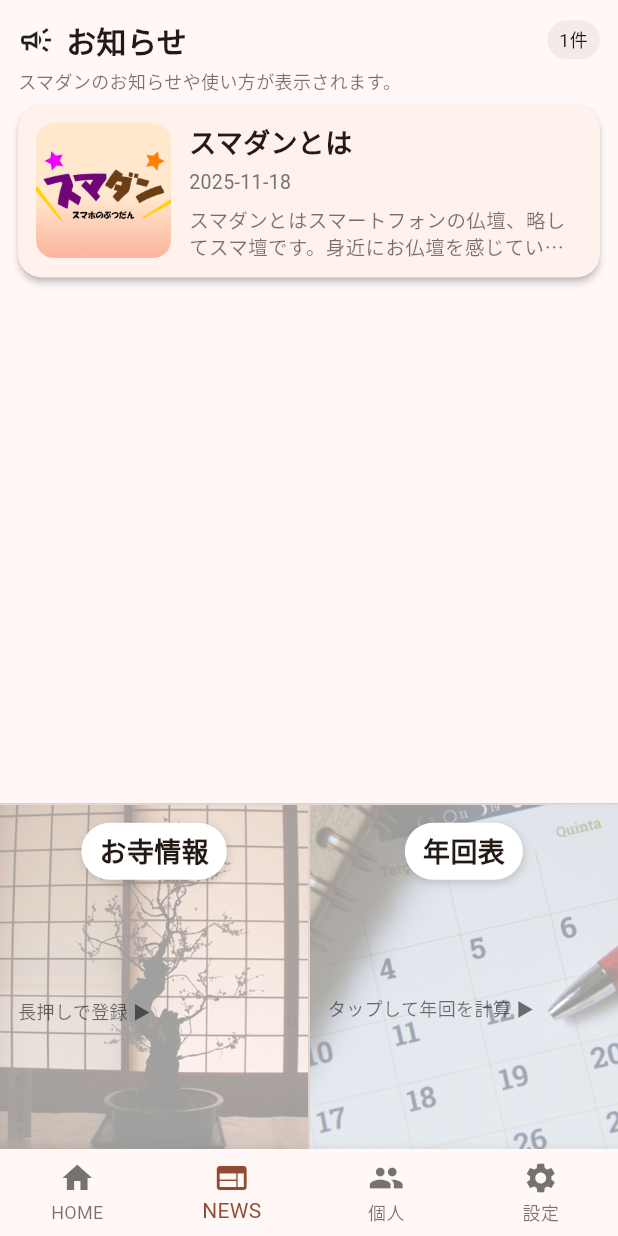
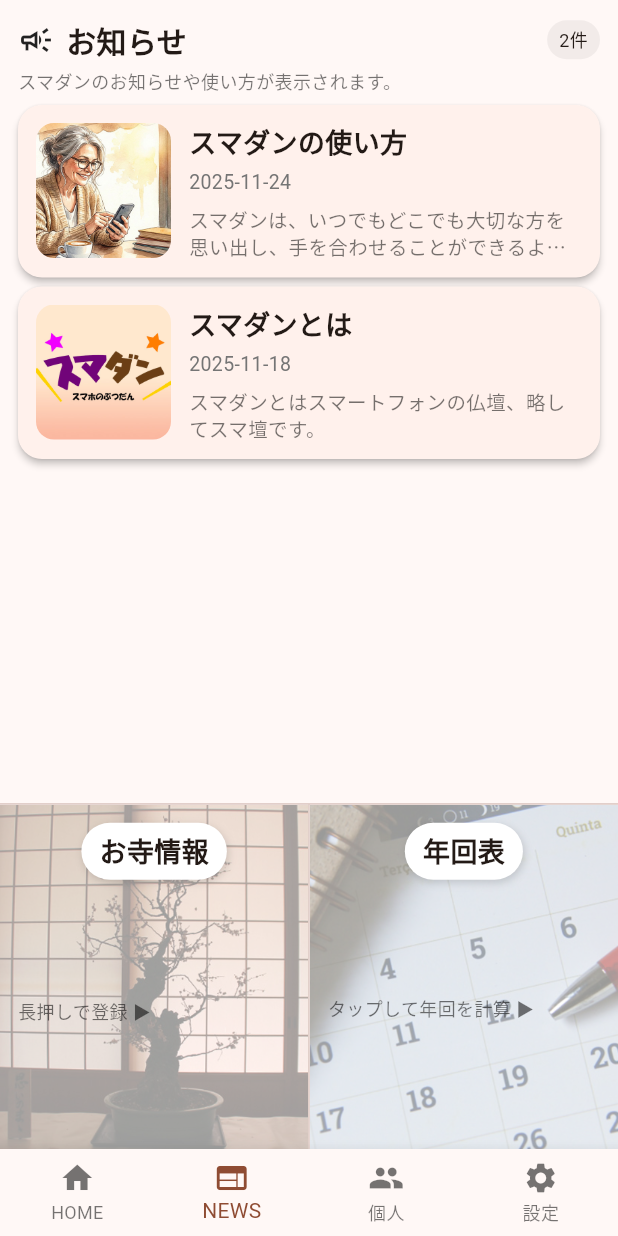
Before and after one commit to giun0721-byte/smadan02, a Flutter app: the screen it shows after launch, item 2 of the bottom bar chosen, on a phone screen of 412 x 824 dp. Run offline on Flutter 3.47's test engine with Material 3 defaults, Android fonts, the light colour scheme and no system bars; our stand-ins replace csv, image_picker, shared_preferences, video_player; project files that could hold a hidden picture were left out.

```diff
--- a/assets/news/news.json
+++ b/assets/news/news.json
@@ -3,6 +3,12 @@
     "title": "スマダンとは",
     "date": "2025-11-18",
     "thumbnail": "smadan_birth.jpg",
-    "body": "スマダンとはスマートフォンの仏壇、略してスマ壇です。身近にお仏壇を感じていただき、少し気楽に供養をできるように開発しました。通常の仏壇ではできなかった事をデジタルによってできる事を創造していきたい。"
+    "body": "スマダンとはスマートフォンの仏壇、略してスマ壇です。\n通常の仏壇では販売されていないためできなかった形を手軽に、デジタル上でちょっとした供養の形を創造していきたいと思い、スマホ用の仏壇を開発しました。"
+  },
+  {
+    "title": "スマダンの使い方",
+    "date": "2025-11-24",
+    "thumbnail": "smadan_usage.jpg",
+  "body": "スマダンは、いつでもどこでも大切な方を思い出し、手を合わせることができるように設計されたデジタル仏壇です。ここでは、日常の中でスマダンをより心地よく活用するためのヒントをご紹介します。\n\n【1. 毎日の「ひと呼吸」の時間に】\n朝の身支度の前や、夜の就寝前など、「一日の節目」に軽く開いて手を合わせるだけでも、心が整うと多くの方が実感されています。\n\n【2. 写真や位牌を整えると気持ちも整う】\nホーム画面に配置される遺影や位牌は、編集ボタンから自由に調整できます。背景や仏壇のデザインも変更でき、自分らしい祈りの空間が作れます。\n\n【3. 菩提寺の登録が便利】\n菩提寺の情報を登録しておくと、スマホからワンタップで電話・メールが可能になります。Google マップ連携で経路の確認もスムーズです。\n\n【4. 年回表で法事の予定を確認】\nご命年（西暦）を入力すると、今後の年回が一覧表示されます。準備や家族との相談に便利で、一覧をコピーして共有することもできます。\n\n【5. 家族との共有】\n家族それぞれの端末で個別設定が可能です。今後はデータ引き渡し機能や共有機能も搭載予定です。\n\n【6. 大切な日を忘れないために】\n「命日のお知らせ」「年回の自動通知」など、生活に寄り添う機能の追加を予定しています。\n\n【7. 心に寄り添うアプリを目指して】\n忙しい毎日の中で立ち止まり、大切な方と向き合う時間をつくるお手伝いができれば幸いです。"
   }
 ]
--- a/docs/assets/assets/news/news.json
+++ b/docs/assets/assets/news/news.json
@@ -3,6 +3,12 @@
     "title": "スマダンとは",
     "date": "2025-11-18",
     "thumbnail": "smadan_birth.jpg",
-    "body": "スマダンとはスマートフォンの仏壇、略してスマ壇です。身近にお仏壇を感じていただき、少し気楽に供養をできるように開発しました。通常の仏壇ではできなかった事をデジタルによってできる事を創造していきたい。"
+    "body": "スマダンとはスマートフォンの仏壇、略してスマ壇です。\n通常の仏壇では販売されていないためできなかった形を手軽に、デジタル上でちょっとした供養の形を創造していきたいと思い、スマホ用の仏壇を開発しました。"
+  },
+  {
+    "title": "スマダンの使い方",
+    "date": "2025-11-24",
+    "thumbnail": "smadan_usage.jpg",
+  "body": "スマダンは、いつでもどこでも大切な方を思い出し、手を合わせることができるように設計されたデジタル仏壇です。ここでは、日常の中でスマダンをより心地よく活用するためのヒントをご紹介します。\n\n【1. 毎日の「ひと呼吸」の時間に】\n朝の身支度の前や、夜の就寝前など、「一日の節目」に軽く開いて手を合わせるだけでも、心が整うと多くの方が実感されています。\n\n【2. 写真や位牌を整えると気持ちも整う】\nホーム画面に配置される遺影や位牌は、編集ボタンから自由に調整できます。背景や仏壇のデザインも変更でき、自分らしい祈りの空間が作れます。\n\n【3. 菩提寺の登録が便利】\n菩提寺の情報を登録しておくと、スマホからワンタップで電話・メールが可能になります。Google マップ連携で経路の確認もスムーズです。\n\n【4. 年回表で法事の予定を確認】\nご命年（西暦）を入力すると、今後の年回が一覧表示されます。準備や家族との相談に便利で、一覧をコピーして共有することもできます。\n\n【5. 家族との共有】\n家族それぞれの端末で個別設定が可能です。今後はデータ引き渡し機能や共有機能も搭載予定です。\n\n【6. 大切な日を忘れないために】\n「命日のお知らせ」「年回の自動通知」など、生活に寄り添う機能の追加を予定しています。\n\n【7. 心に寄り添うアプリを目指して】\n忙しい毎日の中で立ち止まり、大切な方と向き合う時間をつくるお手伝いができれば幸いです。"
   }
 ]
```
Also changed, not shown: docs/assets/AssetManifest.bin.json (+1 -1 lines), docs/assets/AssetManifest.json (+1 -1 lines), lib/news_page.dart (+53 -5 lines), assets/news/smadan_usage.jpg (added), docs/assets/assets/news/smadan_usage.jpg (added), 7 other files.
